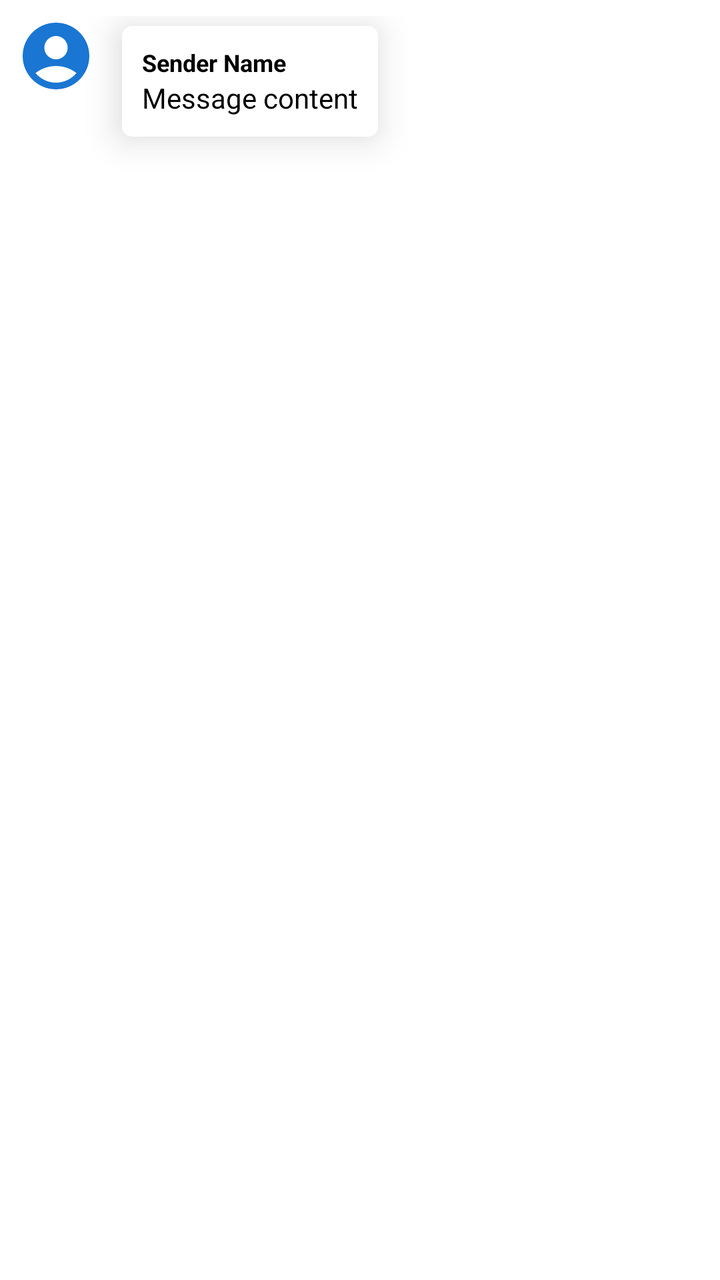
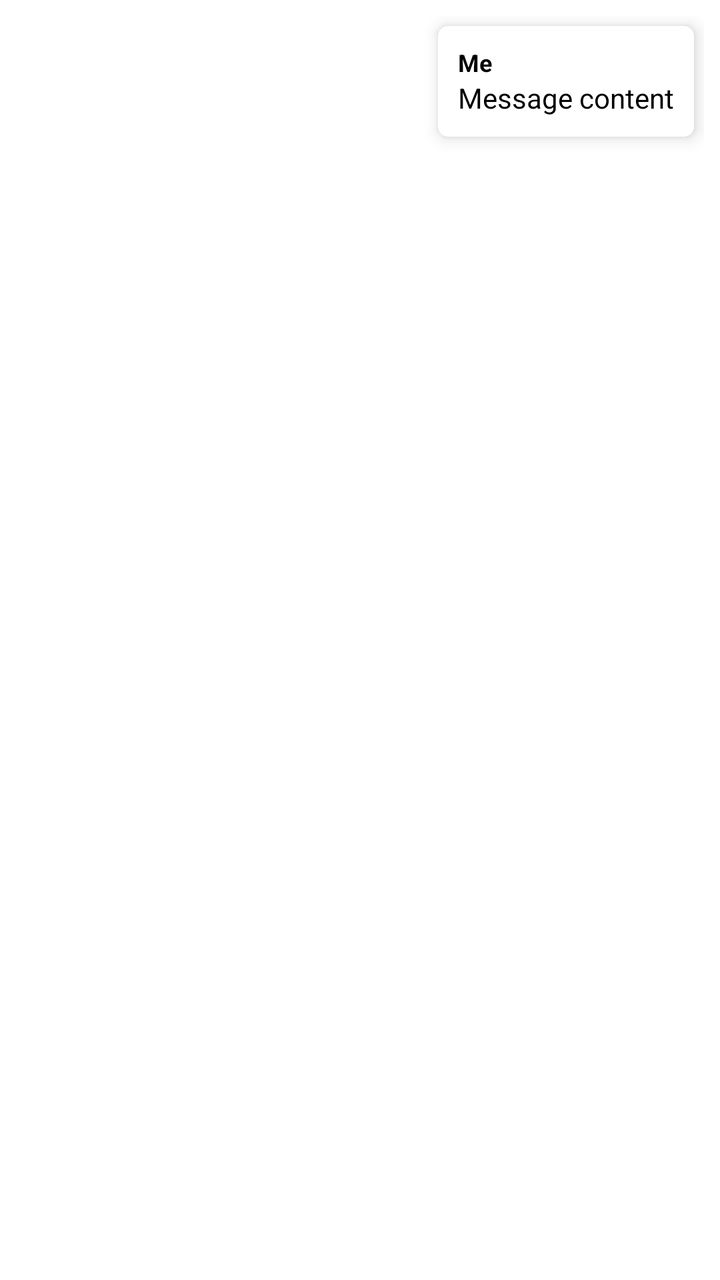

Before-and-after screenshots of an Android layout around one commit, followed by the original layout XML and the change that was made.
<!-- AndroidManifest.xml: application theme Theme.CQ_mobile -->
<!-- res/layout/item_message_sent.xml -->
<?xml version="1.0" encoding="utf-8"?>
<LinearLayout xmlns:android="http://schemas.android.com/apk/res/android"
    android:layout_width="match_parent"
    android:layout_height="wrap_content"
    android:padding="8dp"
    android:orientation="horizontal">

    <ImageView
        android:id="@+id/senderAvatar"
        android:layout_width="40dp"
        android:layout_height="40dp"
        android:layout_marginEnd="8dp"
        android:scaleType="centerCrop"
        android:src="@drawable/emptyglide" />

    <LinearLayout
        android:id="@+id/messageContainer"
        android:layout_width="wrap_content"
        android:layout_height="wrap_content"
        android:elevation="10dp"
        android:background="@drawable/background_white"
        android:padding="10dp"
        android:layout_margin="5dp"
        android:orientation="vertical">

        <TextView
            android:id="@+id/senderName"
            android:layout_width="wrap_content"
            android:layout_height="wrap_content"
            android:text="Sender Name"
            android:textSize="12sp"
            android:textStyle="bold"
            android:textColor="@android:color/black"/>

        <TextView
            android:id="@+id/messageText"
            android:layout_width="wrap_content"
            android:layout_height="wrap_content"
            android:text="Message content"
            android:textSize="14sp"
            android:textColor="@android:color/black"/>
    </LinearLayout>

</LinearLayout>
<!-- resources referenced by this layout -->
<resources>
  <!-- drawable background_white (drawable) -->
  <shape xmlns:android="http://schemas.android.com/apk/res/android">
      
      <solid android:color="#FFFFFF" /> 
  
      
      <corners android:radius="5dp" />
  
      
      <padding
          android:left="8dp"
          android:top="8dp"
          android:right="8dp"
          android:bottom="8dp" />
  </shape>
  <!-- drawable emptyglide (drawable) -->
  <vector xmlns:android="http://schemas.android.com/apk/res/android" android:height="24dp" android:tint="#1976D2" android:viewportHeight="24" android:viewportWidth="24" android:width="24dp">
  
      <path android:fillColor="@color/cq_grey" android:pathData="M12,2C6.48,2 2,6.48 2,12s4.48,10 10,10s10,-4.48 10,-10S17.52,2 12,2zM12,6c1.93,0 3.5,1.57 3.5,3.5S13.93,13 12,13s-3.5,-1.57 -3.5,-3.5S10.07,6 12,6zM12,20c-2.03,0 -4.43,-0.82 -6.14,-2.88C7.55,15.8 9.68,15 12,15s4.45,0.8 6.14,2.12C16.43,19.18 14.03,20 12,20z"/>
  
  </vector>
  <style name="Theme.CQ_mobile" parent="Theme.MaterialComponents.DayNight.DarkActionBar">
          
          <item name="colorPrimary">@color/purple_500</item>
          <item name="colorPrimaryVariant">@color/purple_700</item>
          <item name="colorOnPrimary">@color/white</item>
          
          <item name="colorSecondary">@color/teal_200</item>
          <item name="colorSecondaryVariant">@color/teal_700</item>
          <item name="colorOnSecondary">@color/black</item>
          
          <item name="android:statusBarColor">?attr/colorPrimaryVariant</item>
          
      </style>
  <color name="cq_grey">#C1C0C0</color>
  <color name="purple_500">#000000</color>
  <color name="purple_700">#000000</color>
  <color name="white">#FFFFFFFF</color>
  <color name="teal_200">#1976D2</color>
  <color name="teal_700">#FF018786</color>
  <color name="black">#FF000000</color>
</resources>

<!-- the commit's change to res/layout/item_message_sent.xml (unified diff, before → after) -->
@@ -3,21 +3,14 @@
     android:layout_width="match_parent"
     android:layout_height="wrap_content"
     android:padding="8dp"
-    android:orientation="horizontal">
-
-    <ImageView
-        android:id="@+id/senderAvatar"
-        android:layout_width="40dp"
-        android:layout_height="40dp"
-        android:layout_marginEnd="8dp"
-        android:scaleType="centerCrop"
-        android:src="@drawable/emptyglide" />
+    android:orientation="horizontal"
+    android:gravity="end">
 
     <LinearLayout
         android:id="@+id/messageContainer"
         android:layout_width="wrap_content"
         android:layout_height="wrap_content"
-        android:elevation="10dp"
+        android:elevation="5dp"
         android:background="@drawable/background_white"
         android:padding="10dp"
         android:layout_margin="5dp"
@@ -27,7 +20,7 @@
             android:id="@+id/senderName"
             android:layout_width="wrap_content"
             android:layout_height="wrap_content"
-            android:text="Sender Name"
+            android:text="Me"
             android:textSize="12sp"
             android:textStyle="bold"
             android:textColor="@android:color/black"/>
@@ -40,5 +33,4 @@
             android:textSize="14sp"
             android:textColor="@android:color/black"/>
     </LinearLayout>
-
 </LinearLayout>
<!-- resource entries referenced after the edit -->
@@ -15,12 +15,6 @@
           android:right="8dp"
           android:bottom="8dp" />
   </shape>
-  <!-- drawable emptyglide (drawable) -->
-  <vector xmlns:android="http://schemas.android.com/apk/res/android" android:height="24dp" android:tint="#1976D2" android:viewportHeight="24" android:viewportWidth="24" android:width="24dp">
-  
-      <path android:fillColor="@color/cq_grey" android:pathData="M12,2C6.48,2 2,6.48 2,12s4.48,10 10,10s10,-4.48 10,-10S17.52,2 12,2zM12,6c1.93,0 3.5,1.57 3.5,3.5S13.93,13 12,13s-3.5,-1.57 -3.5,-3.5S10.07,6 12,6zM12,20c-2.03,0 -4.43,-0.82 -6.14,-2.88C7.55,15.8 9.68,15 12,15s4.45,0.8 6.14,2.12C16.43,19.18 14.03,20 12,20z"/>
-  
-  </vector>
   <style name="Theme.CQ_mobile" parent="Theme.MaterialComponents.DayNight.DarkActionBar">
           
           <item name="colorPrimary">@color/purple_500</item>
@@ -34,7 +28,6 @@
           <item name="android:statusBarColor">?attr/colorPrimaryVariant</item>
           
       </style>
-  <color name="cq_grey">#C1C0C0</color>
   <color name="purple_500">#000000</color>
   <color name="purple_700">#000000</color>
   <color name="white">#FFFFFFFF</color>
